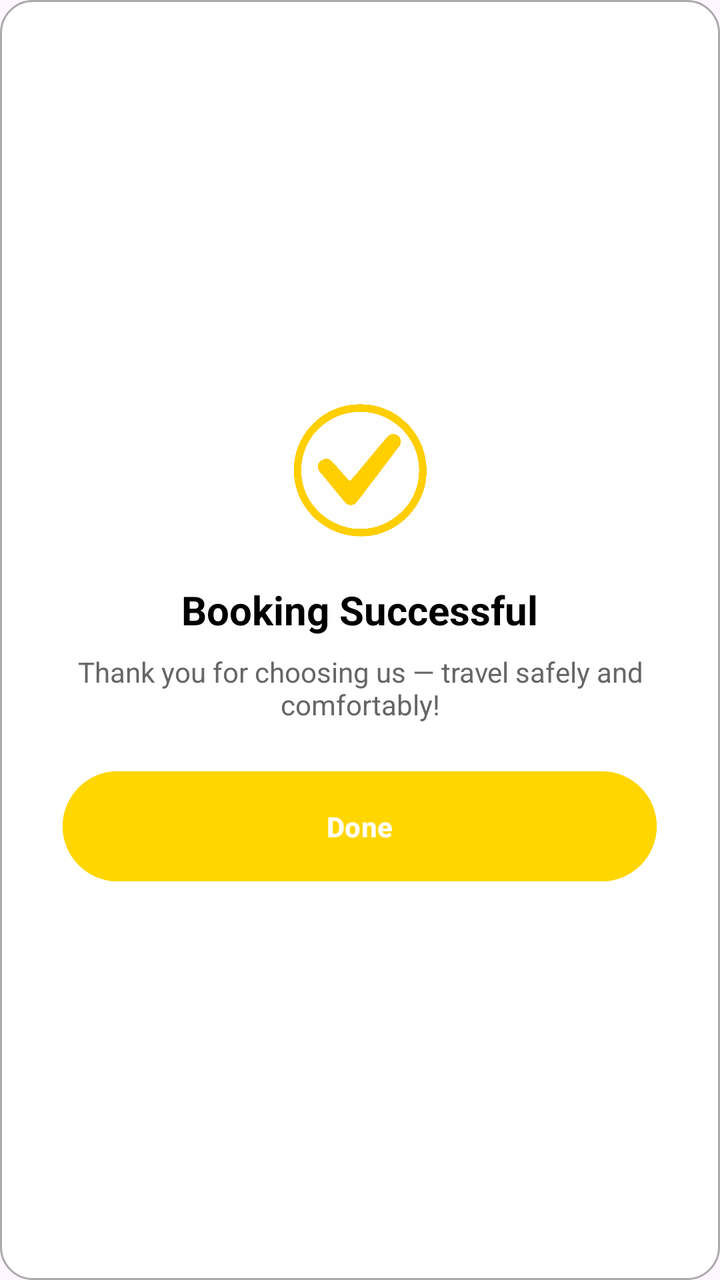
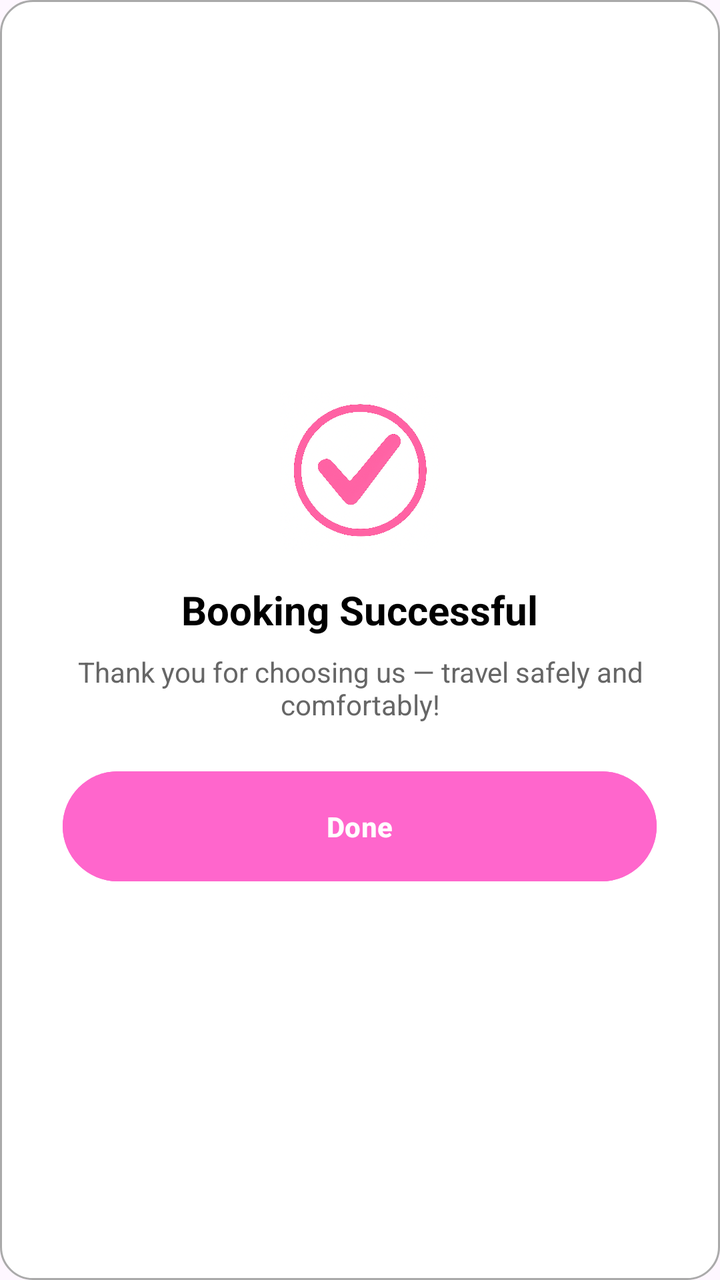

The first picture is an Android layout as it rendered before a commit; the second is the same layout after the commit. The layout source and the unified diff follow.
<!-- AndroidManifest.xml: application theme Theme.Taxibooking -->
<!-- res/layout/dialog_booking_success.xml -->
<?xml version="1.0" encoding="utf-8"?>
<LinearLayout xmlns:android="http://schemas.android.com/apk/res/android"
    android:layout_width="match_parent"
    android:layout_height="wrap_content"
    android:orientation="vertical"
    android:padding="20dp"
    android:background="@drawable/bg_dialog_round"
    android:gravity="center">

    
    <ImageView
        android:layout_width="80dp"
        android:layout_height="80dp"
        android:src="@drawable/completed"
    android:contentDescription="Success"
    android:layout_gravity="center" />

    
    <TextView
        android:layout_width="wrap_content"
        android:layout_height="wrap_content"
        android:text="Booking Successful"
        android:textSize="20sp"
        android:textStyle="bold"
        android:textColor="#000000"
        android:layout_marginTop="16dp"
        android:gravity="center" />

    
    <TextView
        android:layout_width="wrap_content"
        android:layout_height="wrap_content"
        android:text="Thank you for choosing us — travel safely and comfortably!"
        android:textSize="14sp"
        android:textColor="#666666"
        android:gravity="center"
        android:layout_marginTop="8dp"
        android:layout_marginBottom="20dp" />

    
    <Button
        android:id="@+id/btnDone"
        android:layout_width="297dp"
        android:layout_height="63dp"
        android:backgroundTint="#FFD600"
        android:text="Done"

        android:textColor="#FFFFFF"
        android:textStyle="bold" />

</LinearLayout>
<!-- resources referenced by this layout -->
<resources>
  <!-- drawable bg_dialog_round (drawable) -->
  <?xml version="1.0" encoding="utf-8"?>
  <shape xmlns:android="http://schemas.android.com/apk/res/android"
      android:shape="rectangle">
  
      
      <solid android:color="@android:color/white" />
  
      
      <corners android:radius="16dp" />
  
      
      <padding
          android:bottom="8dp"
          android:left="8dp"
          android:right="8dp"
          android:top="8dp" />
  
      
      <stroke
          android:width="1dp"
          android:color="@android:color/darker_gray" />
  
  </shape>
  <!-- drawable completed: png bitmap (drawable, 978673 bytes) -->
  <style name="Theme.Taxibooking" parent="Base.Theme.Taxibooking" />
  <style name="Base.Theme.Taxibooking" parent="Theme.Material3.DayNight.NoActionBar">
          
          
      </style>
</resources>

<!-- the commit's change to res/layout/dialog_booking_success.xml (unified diff, before → after) -->
@@ -11,7 +11,7 @@
     <ImageView
         android:layout_width="80dp"
         android:layout_height="80dp"
-        android:src="@drawable/completed"
+        android:src="@drawable/tick"
     android:contentDescription="Success"
     android:layout_gravity="center" />
 
@@ -42,7 +42,7 @@
         android:id="@+id/btnDone"
         android:layout_width="297dp"
         android:layout_height="63dp"
-        android:backgroundTint="#FFD600"
+        android:backgroundTint="@color/pink"
         android:text="Done"
 
         android:textColor="#FFFFFF"
<!-- resource entries referenced after the edit -->
@@ -1,5 +1,9 @@
 <!-- resources referenced by this layout -->
 <resources>
+  <color name="pink">#FF66CC</color>
+  
+  
+      #F2CB02
   <!-- drawable bg_dialog_round (drawable) -->
   <?xml version="1.0" encoding="utf-8"?>
   <shape xmlns:android="http://schemas.android.com/apk/res/android"
@@ -24,7 +28,7 @@
           android:color="@android:color/darker_gray" />
   
   </shape>
-  <!-- drawable completed: png bitmap (drawable, 978673 bytes) -->
+  <!-- drawable tick: png bitmap (drawable, 718742 bytes) -->
   <style name="Theme.Taxibooking" parent="Base.Theme.Taxibooking" />
   <style name="Base.Theme.Taxibooking" parent="Theme.Material3.DayNight.NoActionBar">
           
